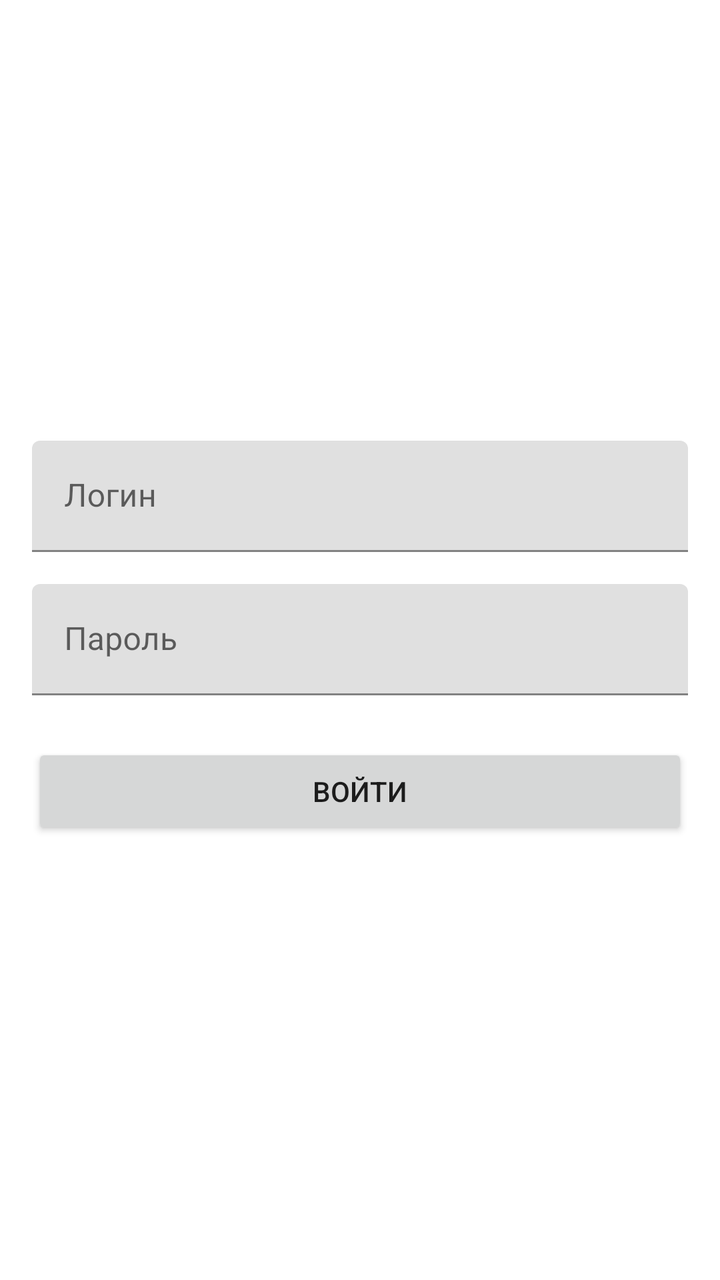
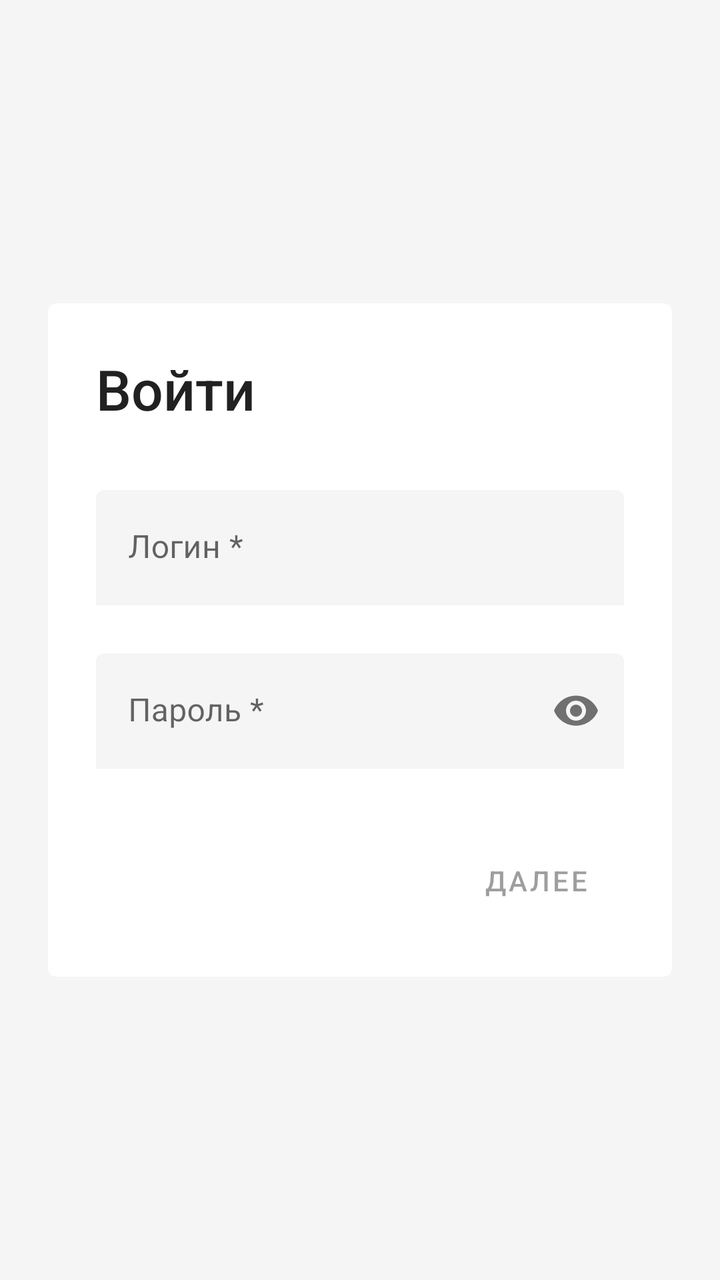

Screens rendered from an Android XML layout before and after an edit, with the pre-edit source and the edit as a unified diff.
<!-- AndroidManifest.xml: application theme Theme.SynApp -->
<!-- res/layout/activity_login.xml -->
<?xml version="1.0" encoding="utf-8"?>
<androidx.constraintlayout.widget.ConstraintLayout xmlns:android="http://schemas.android.com/apk/res/android"
    xmlns:app="http://schemas.android.com/apk/res-auto"
    android:layout_width="match_parent"
    android:layout_height="match_parent"
    android:padding="16dp">

    <com.google.android.material.textfield.TextInputLayout
        android:id="@+id/loginLayout"
        android:layout_width="match_parent"
        android:layout_height="wrap_content"
        android:hint="Логин"
        app:layout_constraintTop_toTopOf="parent"
        app:layout_constraintBottom_toTopOf="@id/passwordLayout"
        app:layout_constraintVertical_chainStyle="packed">

        <com.google.android.material.textfield.TextInputEditText
            android:id="@+id/loginEditText"
            android:layout_width="match_parent"
            android:layout_height="wrap_content"
            android:inputType="text" />
    </com.google.android.material.textfield.TextInputLayout>

    <com.google.android.material.textfield.TextInputLayout
        android:id="@+id/passwordLayout"
        android:layout_width="match_parent"
        android:layout_height="wrap_content"
        android:layout_marginTop="16dp"
        android:hint="Пароль"
        app:layout_constraintTop_toBottomOf="@id/loginLayout"
        app:layout_constraintBottom_toTopOf="@id/loginButton">

        <com.google.android.material.textfield.TextInputEditText
            android:id="@+id/passwordEditText"
            android:layout_width="match_parent"
            android:layout_height="wrap_content"
            android:inputType="textPassword" />
    </com.google.android.material.textfield.TextInputLayout>

    <Button
        android:id="@+id/loginButton"
        android:layout_width="match_parent"
        android:layout_height="wrap_content"
        android:layout_marginTop="24dp"
        android:text="Войти"
        app:layout_constraintTop_toBottomOf="@id/passwordLayout"
        app:layout_constraintBottom_toBottomOf="parent" />

    <ProgressBar
        android:id="@+id/progressBar"
        android:layout_width="wrap_content"
        android:layout_height="wrap_content"
        android:visibility="gone"
        app:layout_constraintTop_toTopOf="parent"
        app:layout_constraintBottom_toBottomOf="parent"
        app:layout_constraintStart_toStartOf="parent"
        app:layout_constraintEnd_toEndOf="parent" />

</androidx.constraintlayout.widget.ConstraintLayout>
<!-- resources referenced by this layout -->
<resources>
  <style name="Theme.SynApp" parent="Theme.MaterialComponents.DayNight.NoActionBar">
          <item name="colorPrimary">@color/purple_500</item>
          <item name="colorPrimaryVariant">@color/purple_700</item>
          <item name="colorOnPrimary">@color/white</item>
          <item name="colorSecondary">@color/teal_200</item>
          <item name="colorSecondaryVariant">@color/teal_700</item>
          <item name="colorOnSecondary">@color/black</item>
          <item name="android:statusBarColor">?attr/colorPrimaryVariant</item>
          <item name="android:navigationBarColor">?attr/colorPrimaryVariant</item>
          <item name="android:windowLightStatusBar" tools:targetApi="m">false</item>
      </style>
  <color name="purple_500">#6200EE</color>
  <color name="purple_700">#3700B3</color>
  <color name="white">#FFFFFF</color>
  <color name="teal_200">#03DAC5</color>
  <color name="teal_700">#018786</color>
  <color name="black">#000000</color>
</resources>

<!-- the commit's change to res/layout/activity_login.xml (unified diff, before → after) -->
@@ -3,57 +3,104 @@
     xmlns:app="http://schemas.android.com/apk/res-auto"
     android:layout_width="match_parent"
     android:layout_height="match_parent"
-    android:padding="16dp">
+    android:background="#F5F5F5"
+    android:padding="24dp">
 
-    <com.google.android.material.textfield.TextInputLayout
-        android:id="@+id/loginLayout"
+    <com.google.android.material.card.MaterialCardView
         android:layout_width="match_parent"
         android:layout_height="wrap_content"
-        android:hint="Логин"
-        app:layout_constraintTop_toTopOf="parent"
-        app:layout_constraintBottom_toTopOf="@id/passwordLayout"
-        app:layout_constraintVertical_chainStyle="packed">
+        app:cardCornerRadius="4dp"
+        app:cardElevation="2dp"
+        app:cardBackgroundColor="@android:color/white"
+        app:layout_constraintBottom_toBottomOf="parent"
+        app:layout_constraintTop_toTopOf="parent">
 
-        <com.google.android.material.textfield.TextInputEditText
-            android:id="@+id/loginEditText"
+        <LinearLayout
             android:layout_width="match_parent"
             android:layout_height="wrap_content"
-            android:inputType="text" />
-    </com.google.android.material.textfield.TextInputLayout>
+            android:orientation="vertical"
+            android:padding="24dp">
 
-    <com.google.android.material.textfield.TextInputLayout
-        android:id="@+id/passwordLayout"
-        android:layout_width="match_parent"
-        android:layout_height="wrap_content"
-        android:layout_marginTop="16dp"
-        android:hint="Пароль"
-        app:layout_constraintTop_toBottomOf="@id/loginLayout"
-        app:layout_constraintBottom_toTopOf="@id/loginButton">
+            <TextView
+                android:layout_width="wrap_content"
+                android:layout_height="wrap_content"
+                android:layout_marginBottom="32dp"
+                android:text="Войти"
+                android:textColor="#212121"
+                android:textSize="28sp"
+                android:fontFamily="sans-serif-medium" />
 
-        <com.google.android.material.textfield.TextInputEditText
-            android:id="@+id/passwordEditText"
-            android:layout_width="match_parent"
-            android:layout_height="wrap_content"
-            android:inputType="textPassword" />
-    </com.google.android.material.textfield.TextInputLayout>
+            <com.google.android.material.textfield.TextInputLayout
+                android:id="@+id/loginLayout"
+                style="@style/Widget.MaterialComponents.TextInputLayout.FilledBox"
+                android:layout_width="match_parent"
+                android:layout_height="wrap_content"
+                android:hint="Логин *"
+                app:boxBackgroundColor="#F5F5F5"
+                app:boxStrokeWidth="0dp"
+                app:boxStrokeWidthFocused="1dp"
+                app:hintTextColor="#757575">
 
-    <Button
-        android:id="@+id/loginButton"
-        android:layout_width="match_parent"
-        android:layout_height="wrap_content"
-        android:layout_marginTop="24dp"
-        android:text="Войти"
-        app:layout_constraintTop_toBottomOf="@id/passwordLayout"
-        app:layout_constraintBottom_toBottomOf="parent" />
+                <com.google.android.material.textfield.TextInputEditText
+                    android:id="@+id/loginEditText"
+                    android:layout_width="match_parent"
+                    android:layout_height="wrap_content"
+                    android:inputType="text"
+                    android:textColor="#212121"
+                    android:paddingTop="24dp"
+                    android:paddingBottom="12dp" />
+            </com.google.android.material.textfield.TextInputLayout>
 
-    <ProgressBar
-        android:id="@+id/progressBar"
-        android:layout_width="wrap_content"
-        android:layout_height="wrap_content"
-        android:visibility="gone"
-        app:layout_constraintTop_toTopOf="parent"
-        app:layout_constraintBottom_toBottomOf="parent"
-        app:layout_constraintStart_toStartOf="parent"
-        app:layout_constraintEnd_toEndOf="parent" />
+            <com.google.android.material.textfield.TextInputLayout
+                android:id="@+id/passwordLayout"
+                style="@style/Widget.MaterialComponents.TextInputLayout.FilledBox"
+                android:layout_width="match_parent"
+                android:layout_height="wrap_content"
+                android:layout_marginTop="24dp"
+                android:hint="Пароль *"
+                app:boxBackgroundColor="#F5F5F5"
+                app:boxStrokeWidth="0dp"
+                app:boxStrokeWidthFocused="1dp"
+                app:hintTextColor="#757575"
+                app:passwordToggleEnabled="true">
+
+                <com.google.android.material.textfield.TextInputEditText
+                    android:id="@+id/passwordEditText"
+                    android:layout_width="match_parent"
+                    android:layout_height="wrap_content"
+                    android:inputType="textPassword"
+                    android:textColor="#212121"
+                    android:paddingTop="24dp"
+                    android:paddingBottom="12dp" />
+            </com.google.android.material.textfield.TextInputLayout>
+
+            <RelativeLayout
+                android:layout_width="match_parent"
+                android:layout_height="wrap_content"
+                android:layout_marginTop="32dp">
+
+                <ProgressBar
+                    android:id="@+id/progressBar"
+                    android:layout_width="32dp"
+                    android:layout_height="32dp"
+                    android:layout_alignParentStart="true"
+                    android:layout_centerVertical="true"
+                    android:visibility="gone" />
+
+                <Button
+                    android:id="@+id/loginButton"
+                    style="@style/Widget.MaterialComponents.Button.UnelevatedButton"
+                    android:layout_width="wrap_content"
+                    android:layout_height="wrap_content"
+                    android:layout_alignParentEnd="true"
+                    android:enabled="false"
+                    android:paddingStart="24dp"
+                    android:paddingEnd="24dp"
+                    android:text="ДАЛЕЕ"
+                    android:textSize="14sp" />
+            </RelativeLayout>
+
+        </LinearLayout>
+    </com.google.android.material.card.MaterialCardView>
 
 </androidx.constraintlayout.widget.ConstraintLayout>
